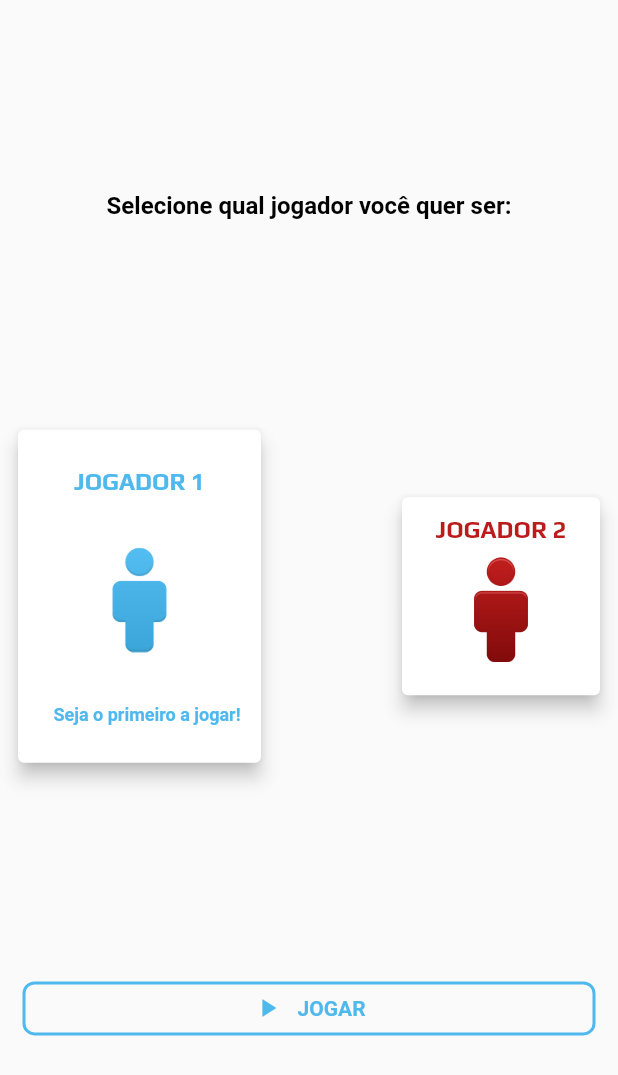
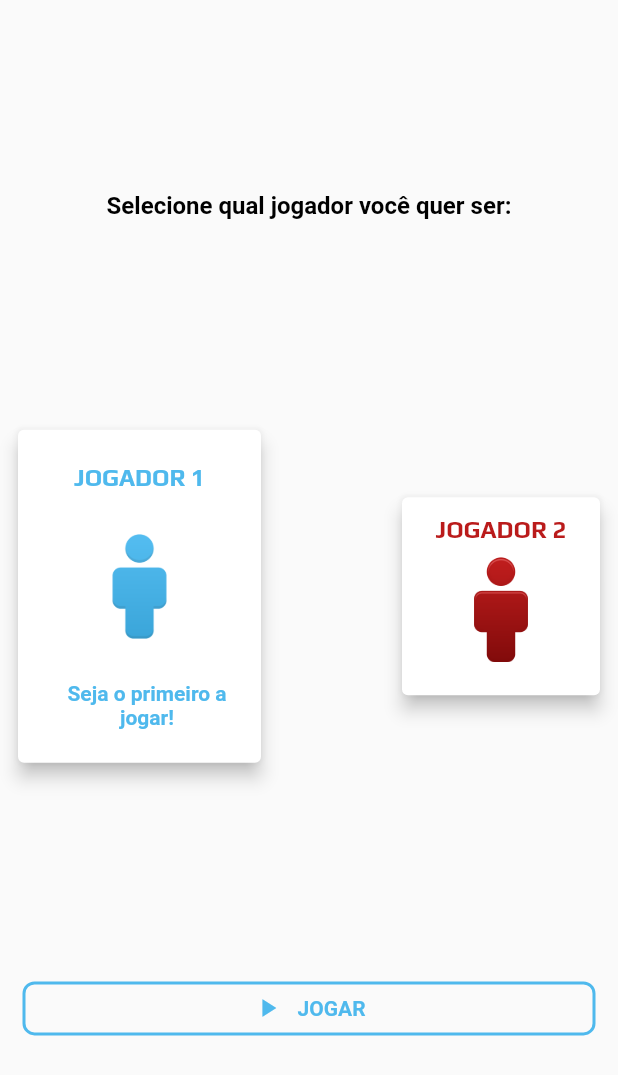
Before and after one commit to vitoriassia/Snakes-and-ladders, a Flutter app: the ChoiceTypePlayerWidget widget shown alone on an empty page, opened directly, after a tap on "JOGADOR 1", on a phone screen of 412 x 824 dp. Shown: the top 1075 px of the screen. Run offline on Flutter 3.47's test engine with Material 2 defaults, Android fonts, the phone set to English and light mode, and no system bars; our stand-ins replace expandable.

Commit message:
tamanho da letra escolhar jogador

```diff
--- a/lib/ui/screens/start_screen/widgets/choice_type_player_widget.dart
+++ b/lib/ui/screens/start_screen/widgets/choice_type_player_widget.dart
@@ -67,11 +67,14 @@ class _ChoiceTypePlayerWidgetState extends State<ChoiceTypePlayerWidget> {
                                 duration: Duration(milliseconds: 500),
                                 style: playerOne
                                     ? kTitleStyle.copyWith(
-                                        color: blueAppColor, fontSize: 12)
+                                        color: blueAppColor,
+                                        fontSize: 14,
+                                      )
                                     : kTitleStyle.copyWith(
                                         color: Colors.green, fontSize: 0),
                                 child: Text(
                                   'Seja o primeiro a jogar!',
+                                  textAlign: TextAlign.center,
                                 ),
                               ),
                             )
@@ -121,11 +124,12 @@ class _ChoiceTypePlayerWidgetState extends State<ChoiceTypePlayerWidget> {
                                 duration: Duration(milliseconds: 500),
                                 style: playerTwo
                                     ? kTitleStyle.copyWith(
-                                        color: redAppColor, fontSize: 12)
+                                        color: redAppColor, fontSize: 14)
                                     : kTitleStyle.copyWith(
                                         color: Colors.green, fontSize: 0),
                                 child: Text(
                                   'Seja o segundo a jogar!',
+                                  textAlign: TextAlign.center,
                                 ),
                               ),
                             )
```
